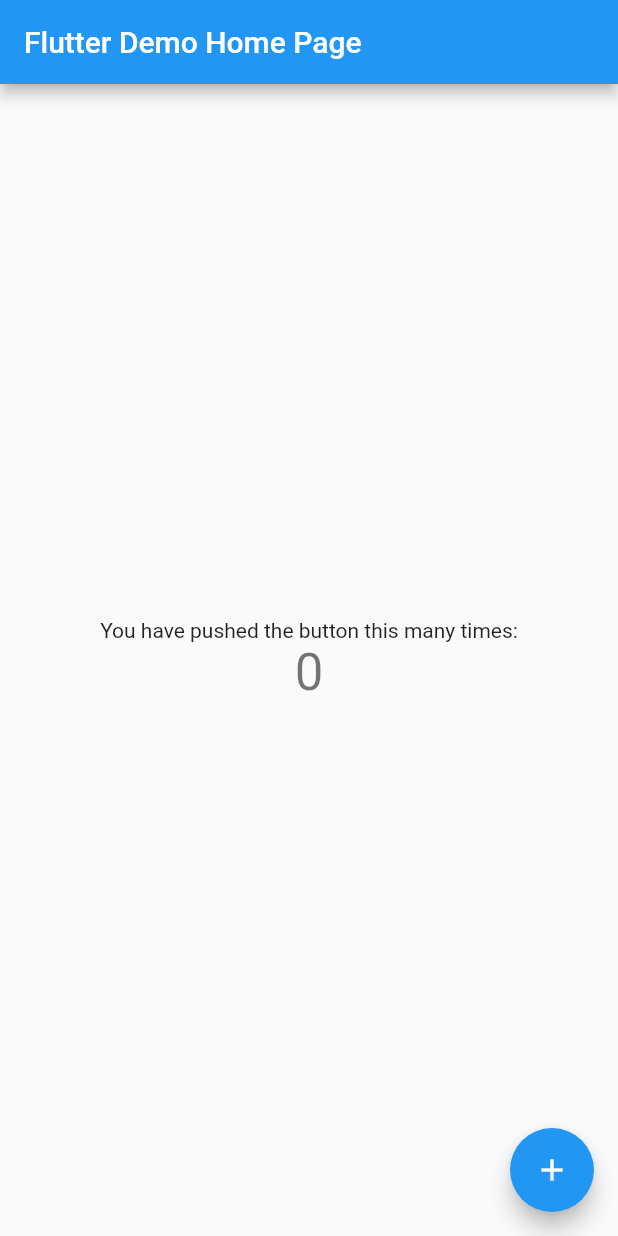
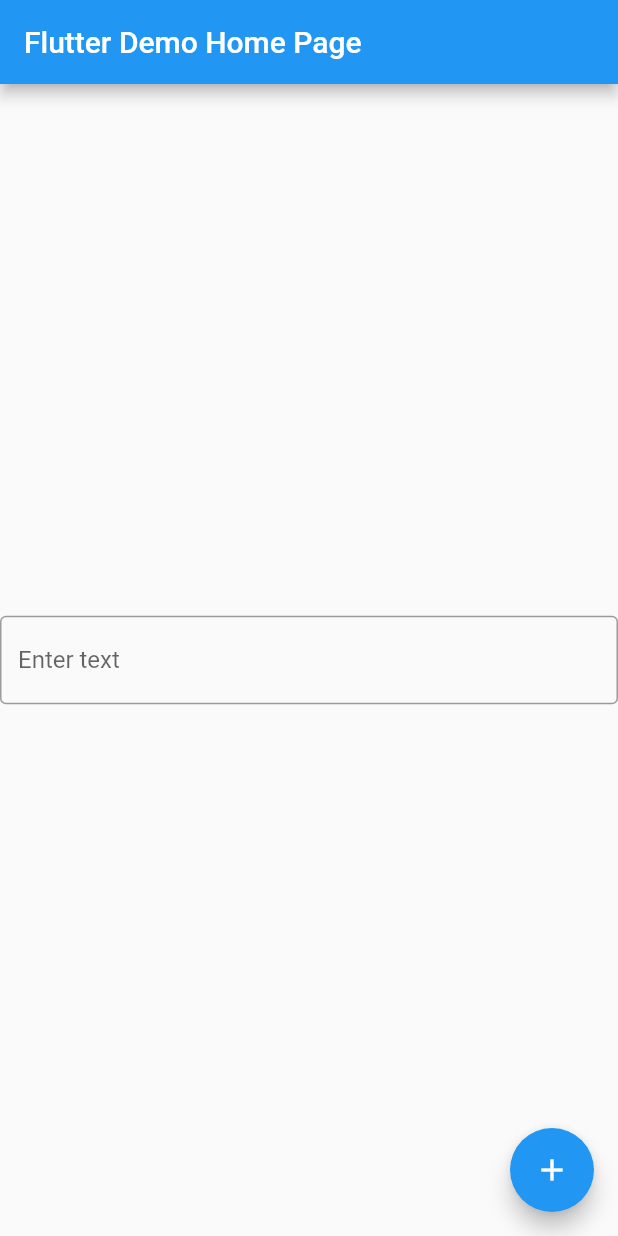
Before and after one commit to ysk826/englishApp, a Flutter app: the screen it shows after launch, on a phone screen of 412 x 824 dp. Run offline on Flutter 3.47's test engine with Material 2 defaults, Android fonts, the phone set to English and light mode, and no system bars.

Commit message:
added textField

```diff
--- a/lib/main.dart
+++ b/lib/main.dart
@@ -1,4 +1,5 @@
 import 'package:flutter/material.dart';
+import 'text_field.dart';
 
 void main() {
   runApp(const MyApp());
@@ -12,7 +13,6 @@ class MyApp extends StatelessWidget {
     return MaterialApp(
       title: 'Flutter Demo',
       theme: ThemeData(
-
         primarySwatch: Colors.blue,
       ),
       home: const MyHomePage(title: 'Flutter Demo Home Page'),
@@ -45,18 +45,7 @@ class _MyHomePageState extends State<MyHomePage> {
         title: Text(widget.title),
       ),
       body: Center(
-        child: Column(
-          mainAxisAlignment: MainAxisAlignment.center,
-          children: <Widget>[
-            const Text(
-              'You have pushed the button this many times:',
-            ),
-            Text(
-              '$_counter',
-              style: Theme.of(context).textTheme.headline4,
-            ),
-          ],
-        ),
+        child: MyTextField(),
       ),
       floatingActionButton: FloatingActionButton(
         onPressed: _incrementCounter,
--- /dev/null
+++ b/lib/text_field.dart
@@ -0,0 +1,13 @@
+import 'package:flutter/material.dart';
+
+class MyTextField extends StatelessWidget {
+  @override
+  Widget build(BuildContext context) {
+    return TextField(
+      decoration: InputDecoration(
+        labelText: "Enter text",
+        border: OutlineInputBorder(),
+      ),
+    );
+  }
+}
```
